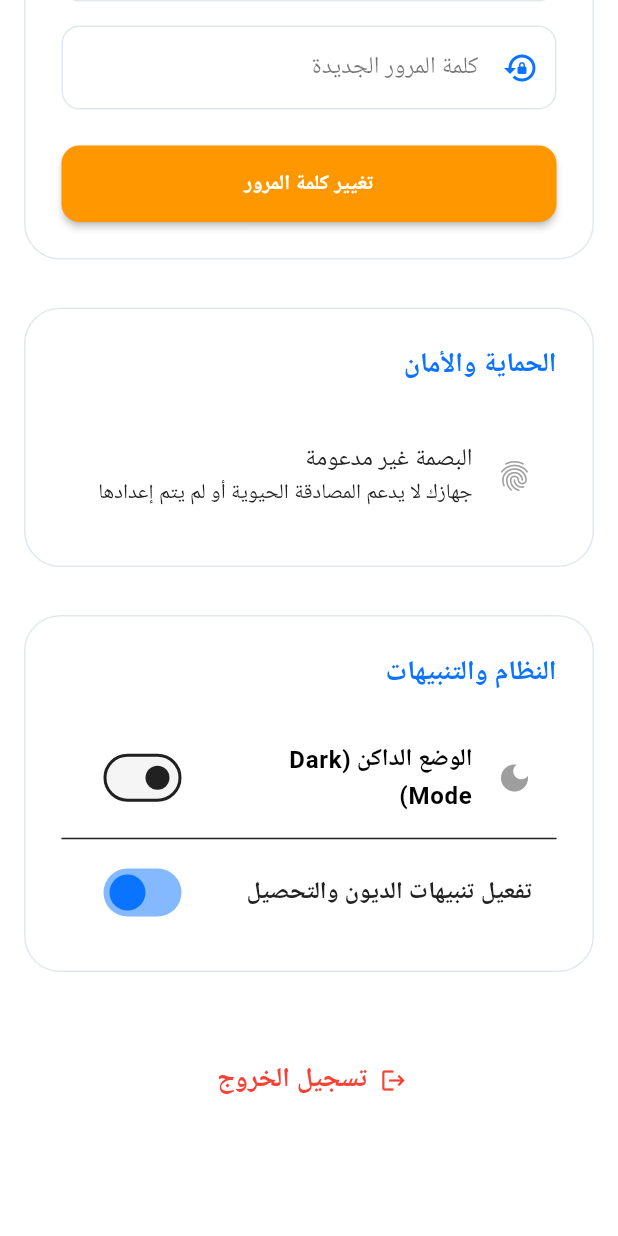
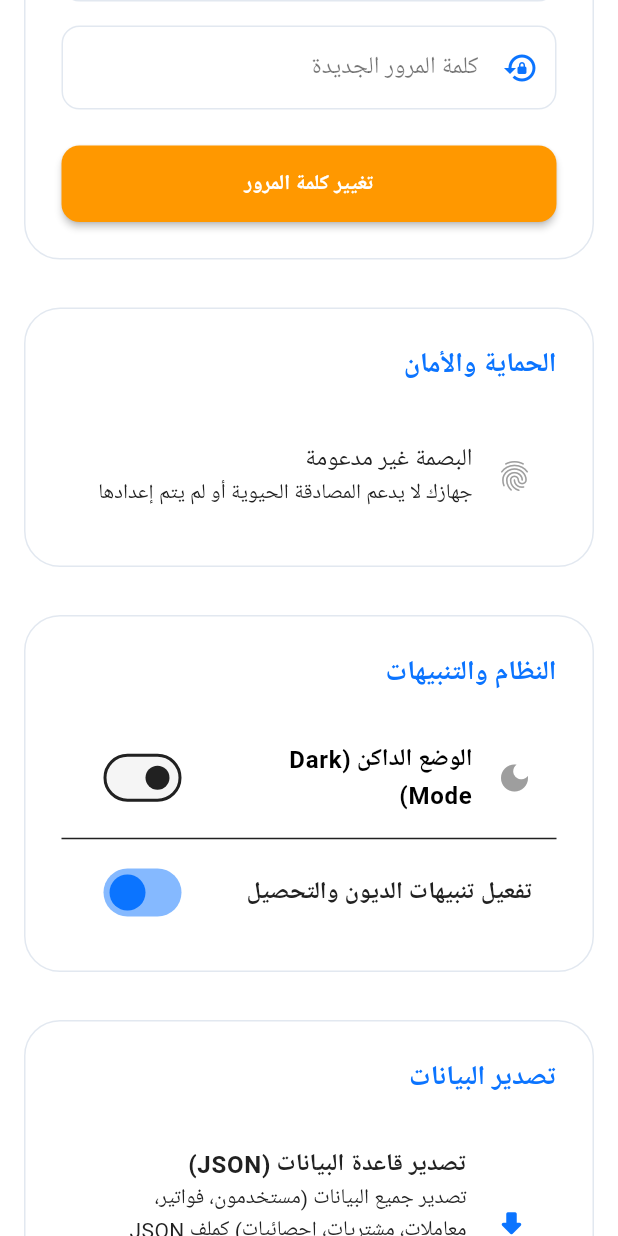
Before and after one commit to ibraheem9/Elegant-Store, a Flutter app: the SettingsScreen screen opened directly, scrolled down 550 dp, on a phone screen of 412 x 824 dp. Run offline on Flutter 3.47's test engine with Material 3 defaults, Android fonts, the phone set to English and light mode, and no system bars; our stand-ins replace dio, fl_chart, flutter_local_notifications, local_auth, share_plus, shared_preferences and 4 more; missing offline and left inert: local_auth_windows, workmanager; accounts and stored records are empty.

Commit message:
feat: add full database JSON export feature
Adds a new ExportService and a dedicated 'تصدير البيانات' section in
the Settings screen that lets any user export the entire local database
to a portable, self-contained JSON file.

ExportService (lib/services/export_service.dart):
- Exports all 7 tables in FK-dependency order:
  users → payment_methods → invoices → transactions →
  purchases → daily_statistics → edit_history
- Replaces every integer FK column with its UUID equivalent so the
  exported file is fully portable and can recreate any database
  (SQLite, MySQL, PostgreSQL, etc.) without ID-mapping issues.
- Includes a meta block with: app name, export timestamp,
  schema version, table list, and per-table record counts.
- Writes a timestamped .json file to the app documents directory
  and opens the system share sheet (share_plus) so the user can
  save to Files, email it, send via WhatsApp, etc.

Settings screen (lib/screens/settings_screen.dart):
- New 'تصدير البيانات' section with a descriptive ListTile.
- Shows a CircularProgressIndicator while export is in progress.
- Displays a success/error SnackBar after completion.
- Removed unused dart:io and dart:ui imports.

pubspec.yaml:
- Added share_plus ^10.1.4 dependency.

```diff
--- a/lib/screens/settings_screen.dart
+++ b/lib/screens/settings_screen.dart
@@ -1,13 +1,9 @@
-import 'dart:convert';
-import 'dart:io';
-import 'dart:ui' as ui;
 import 'package:flutter/material.dart';
 import 'package:provider/provider.dart';
-import 'package:path_provider/path_provider.dart';
-import 'package:file_picker/file_picker.dart';
 import 'package:shared_preferences/shared_preferences.dart';
 import '../services/database_service.dart';
 import '../services/auth_service.dart';
+import '../services/export_service.dart';
 import '../services/theme_service.dart';
 import '../services/notification_service.dart';
 import '../models/models.dart';
@@ -28,6 +24,7 @@ class _SettingsScreenState extends State<SettingsScreen> {
   bool _notificationsEnabled = true;
   bool _biometricEnabled = false;
   bool _canCheckBiometrics = false;
+  bool _isExporting = false;
   TimeOfDay _notificationTime = const TimeOfDay(hour: 10, minute: 0);
 
   @override
@@ -52,18 +49,21 @@ class _SettingsScreenState extends State<SettingsScreen> {
       String? timeStr = prefs.getString('notification_time');
       if (timeStr != null) {
         final parts = timeStr.split(':');
-        _notificationTime = TimeOfDay(hour: int.parse(parts[0]), minute: int.parse(parts[1]));
+        _notificationTime = TimeOfDay(
+            hour: int.parse(parts[0]), minute: int.parse(parts[1]));
       }
     });
   }
 
   Future<void> _updateProfile() async {
     final auth = context.read<AuthService>();
-    final success = await auth.updateProfile(_nameController.text, _usernameController.text);
+    final success = await auth.updateProfile(
+        _nameController.text, _usernameController.text);
     if (success) {
       _showSnackBar('تم تحديث الملف الشخصي بنجاح', Colors.green);
     } else {
-      _showSnackBar('فشل تحديث الملف الشخصي. تأكد من الاتصال بالإنترنت.', Colors.red);
+      _showSnackBar(
+          'فشل تحديث الملف الشخصي. تأكد من الاتصال بالإنترنت.', Colors.red);
     }
   }
 
@@ -73,20 +73,24 @@ class _SettingsScreenState extends State<SettingsScreen> {
       return;
     }
     final auth = context.read<AuthService>();
-     final success = await auth.changePassword(_currentPasswordController.text, _newPasswordController.text);
+    final success = await auth.changePassword(
+        _currentPasswordController.text, _newPasswordController.text);
     if (success) {
       _currentPasswordController.clear();
       _newPasswordController.clear();
       _showSnackBar('تم تغيير كلمة المرور بنجاح', Colors.green);
     } else {
-       _showSnackBar('فشل تغيير كلمة المرور. تأكد من كلمة المرور الحالية والاتصال.', Colors.red);
+      _showSnackBar(
+          'فشل تغيير كلمة المرور. تأكد من كلمة المرور الحالية والاتصال.',
+          Colors.red);
     }
   }
 
   Future<void> _saveNotificationSettings(bool enabled) async {
     final prefs = await SharedPreferences.getInstance();
     await prefs.setBool('notifications_enabled', enabled);
-    await prefs.setString('notification_time', "${_notificationTime.hour}:${_notificationTime.minute}");
+    await prefs.setString('notification_time',
+        "${_notificationTime.hour}:${_notificationTime.minute}");
     setState(() => _notificationsEnabled = enabled);
 
     if (enabled) {
@@ -103,7 +107,8 @@ class _SettingsScreenState extends State<SettingsScreen> {
         setState(() => _biometricEnabled = true);
         _showSnackBar('تم تفعيل الدخول بالبصمة بنجاح', Colors.green);
       } else {
-         _showSnackBar('فشل التحقق من البصمة. يرجى تسجيل الدخول أولاً.', Colors.red);
+        _showSnackBar(
+            'فشل التحقق من البصمة. يرجى تسجيل الدخول أولاً.', Colors.red);
       }
     } else {
       await auth.setBiometricEnabled(false);
@@ -111,9 +116,39 @@ class _SettingsScreenState extends State<SettingsScreen> {
     }
   }
 
+  // ─────────────────────────────────────────────────────────────────────────
+  // EXPORT
+  // ─────────────────────────────────────────────────────────────────────────
+
+  Future<void> _exportData() async {
+    setState(() => _isExporting = true);
+    try {
+      final db = context.read<DatabaseService>();
+      final exportService = ExportService(db);
+      final filePath = await exportService.exportAndShare();
+      if (mounted) {
+        _showSnackBar(
+          'تم تصدير البيانات بنجاح ✓',
+          Colors.green,
+        );
+      }
+    } catch (e) {
+      if (mounted) {
+        _showSnackBar('فشل التصدير: $e', Colors.red);
+      }
+    } finally {
+      if (mounted) setState(() => _isExporting = false);
+    }
+  }
+
   void _showSnackBar(String msg, Color color) {
-    ScaffoldMessenger.of(context).showSnackBar(SnackBar(content: Text(msg), backgroundColor: color));
+    ScaffoldMessenger.of(context)
+        .showSnackBar(SnackBar(content: Text(msg), backgroundColor: color));
   }
+
+  // ─────────────────────────────────────────────────────────────────────────
+  // BUILD
+  // ─────────────────────────────────────────────────────────────────────────
 
   @override
   Widget build(BuildContext context) {
@@ -135,15 +170,20 @@ class _SettingsScreenState extends State<SettingsScreen> {
               style: TextStyle(
                 fontSize: isMobile ? 24 : 32,
                 fontWeight: FontWeight.w900,
-                color: isDark ? const Color(0xFFDCEFFF) : const Color(0xFF0F172A)
-              )
+                color: isDark
+                    ? const Color(0xFFDCEFFF)
+                    : const Color(0xFF0F172A),
+              ),
             ),
             const SizedBox(height: 32),
 
+            // ── Profile ───────────────────────────────────────────────────
             _buildSection('الملف الشخصي', isDark, [
               _buildResponsiveInputs(isMobile, isDark, [
-                _buildTextField('الاسم الكامل', _nameController, Icons.person, isDark),
-                _buildTextField('اسم المستخدم', _usernameController, Icons.alternate_email, isDark),
+                _buildTextField('الاسم الكامل', _nameController,
+                    Icons.person, isDark),
+                _buildTextField('اسم المستخدم', _usernameController,
+                    Icons.alternate_email, isDark),
               ]),
               const SizedBox(height: 24),
               SizedBox(
@@ -153,18 +193,28 @@ class _SettingsScreenState extends State<SettingsScreen> {
                   style: ElevatedButton.styleFrom(
                     backgroundColor: const Color(0xFF0B74FF),
                     padding: const EdgeInsets.symmetric(vertical: 16),
-                    shape: RoundedRectangleBorder(borderRadius: BorderRadius.circular(12))
+                    shape: RoundedRectangleBorder(
+                        borderRadius: BorderRadius.circular(12)),
                   ),
-                  child: const Text('تحديث البيانات', style: TextStyle(color: Colors.white, fontWeight: FontWeight.bold)),
+                  child: const Text('تحديث البيانات',
+                      style: TextStyle(
+                          color: Colors.white,
+                          fontWeight: FontWeight.bold)),
                 ),
               ),
             ]),
 
             const SizedBox(height: 32),
+
+            // ── Change Password ───────────────────────────────────────────
             _buildSection('تغيير كلمة المرور', isDark, [
               _buildResponsiveInputs(isMobile, isDark, [
-                _buildTextField('كلمة المرور الحالية', _currentPasswordController, Icons.lock_outline, isDark, obscure: true),
-                _buildTextField('كلمة المرور الجديدة', _newPasswordController, Icons.lock_reset, isDark, obscure: true),
+                _buildTextField('كلمة المرور الحالية',
+                    _currentPasswordController, Icons.lock_outline, isDark,
+                    obscure: true),
+                _buildTextField('كلمة المرور الجديدة',
+                    _newPasswordController, Icons.lock_reset, isDark,
+                    obscure: true),
               ]),
               const SizedBox(height: 24),
               SizedBox(
@@ -174,61 +224,109 @@ class _SettingsScreenState extends State<SettingsScreen> {
                   style: ElevatedButton.styleFrom(
                     backgroundColor: Colors.orange,
                     padding: const EdgeInsets.symmetric(vertical: 16),
-                    shape: RoundedRectangleBorder(borderRadius: BorderRadius.circular(12))
+                    shape: RoundedRectangleBorder(
+                        borderRadius: BorderRadius.circular(12)),
                   ),
-                  child: const Text('تغيير كلمة المرور', style: TextStyle(color: Colors.white, fontWeight: FontWeight.bold)),
+                  child: const Text('تغيير كلمة المرور',
+                      style: TextStyle(
+                          color: Colors.white,
+                          fontWeight: FontWeight.bold)),
                 ),
               ),
             ]),
 
             const SizedBox(height: 32),
+
+            // ── Security ──────────────────────────────────────────────────
             _buildSection('الحماية والأمان', isDark, [
               if (_canCheckBiometrics)
                 SwitchListTile(
-                  title: const Text('تفعيل الدخول ببصمة الإصبع', style: TextStyle(fontWeight: FontWeight.bold)),
-                  subtitle: const Text('استخدم البصمة لتسجيل الدخول السريع بدلاً من كلمة المرور'),
+                  title: const Text('تفعيل الدخول ببصمة الإصبع',
+                      style: TextStyle(fontWeight: FontWeight.bold)),
+                  subtitle: const Text(
+                      'استخدم البصمة لتسجيل الدخول السريع بدلاً من كلمة المرور'),
                   value: _biometricEnabled,
                   onChanged: _toggleBiometric,
                   activeColor: Colors.green,
-                  secondary: const Icon(Icons.fingerprint, color: Colors.green),
+                  secondary:
+                      const Icon(Icons.fingerprint, color: Colors.green),
                 )
               else
                 const ListTile(
                   title: Text('البصمة غير مدعومة'),
-                   subtitle: Text('جهازك لا يدعم المصادقة الحيوية أو لم يتم إعدادها'),
+                  subtitle: Text(
+                      'جهازك لا يدعم المصادقة الحيوية أو لم يتم إعدادها'),
                   leading: Icon(Icons.fingerprint, color: Colors.grey),
                 ),
             ]),
 
             const SizedBox(height: 32),
+
+            // ── System & Notifications ────────────────────────────────────
             _buildSection('النظام والتنبيهات', isDark, [
               SwitchListTile(
                 title: Text(
                   'الوضع الداكن (Dark Mode)',
-                  style: TextStyle(fontWeight: FontWeight.bold, color: isDark ? Colors.white : Colors.black)
+                  style: TextStyle(
+                      fontWeight: FontWeight.bold,
+                      color: isDark ? Colors.white : Colors.black),
                 ),
                 value: isDark,
                 onChanged: (val) => themeNotifier.toggleTheme(val),
-                secondary: Icon(Icons.dark_mode, color: isDark ? const Color(0xFF00E5FF) : Colors.grey),
+                secondary: Icon(Icons.dark_mode,
+                    color: isDark
+                        ? const Color(0xFF00E5FF)
+                        : Colors.grey),
               ),
               const Divider(),
               SwitchListTile(
-                title: const Text('تفعيل تنبيهات الديون والتحصيل', style: TextStyle(fontWeight: FontWeight.bold)),
+                title: const Text('تفعيل تنبيهات الديون والتحصيل',
+                    style: TextStyle(fontWeight: FontWeight.bold)),
                 value: _notificationsEnabled,
                 onChanged: _saveNotificationSettings,
                 activeColor: const Color(0xFF0B74FF),
               ),
             ]),
 
+            const SizedBox(height: 32),
+
+            // ── Data Export ───────────────────────────────────────────────
+            _buildSection('تصدير البيانات', isDark, [
+              ListTile(
+                leading: _isExporting
+                    ? const SizedBox(
+                        width: 24,
+                        height: 24,
+                        child: CircularProgressIndicator(strokeWidth: 2),
+                      )
+                    : const Icon(Icons.download_rounded,
+                        color: Color(0xFF0B74FF), size: 28),
+                title: const Text(
+                  'تصدير قاعدة البيانات (JSON)',
+                  style: TextStyle(fontWeight: FontWeight.bold),
+                ),
+                subtitle: const Text(
+                  'تصدير جميع البيانات (مستخدمون، فواتير، معاملات، مشتريات، إحصائيات) كملف JSON مترابط يمكن استخدامه لاستعادة أي قاعدة بيانات.',
+                ),
+                onTap: _isExporting ? null : _exportData,
+              ),
+            ]),
+
+            // ── Developer Tools ───────────────────────────────────────────
             if (auth.isDeveloper()) ...[
               const SizedBox(height: 32),
               _buildSection('إدارة متقدمة (للمطور)', isDark, [
                 ListTile(
-                  title: const Text('إعادة ضبط حالة المزامنة', style: TextStyle(fontWeight: FontWeight.bold)),
-                  leading: const Icon(Icons.sync_problem, color: Colors.blue),
+                  title: const Text('إعادة ضبط حالة المزامنة',
+                      style: TextStyle(fontWeight: FontWeight.bold)),
+                  leading:
+                      const Icon(Icons.sync_problem, color: Colors.blue),
                   onTap: () async {
-                    await context.read<DatabaseService>().resetSyncStatus();
-                    _showSnackBar('تمت إعادة ضبط المزامنة', Colors.blue);
+                    await context
+                        .read<DatabaseService>()
+                        .resetSyncStatus();
+                    _showSnackBar(
+                        'تمت إعادة ضبط المزامنة', Colors.blue);
                   },
                 ),
               ]),
@@ -239,7 +337,11 @@ class _SettingsScreenState extends State<SettingsScreen> {
               child: TextButton.icon(
                 onPressed: () => auth.logout(),
                 icon: const Icon(Icons.logout, color: Colors.red),
-                label: const Text('تسجيل الخروج', style: TextStyle(color: Colors.red, fontWeight: FontWeight.bold, fontSize: 18)),
+                label: const Text('تسجيل الخروج',
+                    style: TextStyle(
+                        color: Colors.red,
+                        fontWeight: FontWeight.bold,
+                        fontSize: 18)),
               ),
             ),
             const SizedBox(height: 64),
@@ -249,31 +351,51 @@ class _SettingsScreenState extends State<SettingsScreen> {
     );
   }
 
-  Widget _buildResponsiveInputs(bool isMobile, bool isDark, List<Widget> children) {
+  // ─────────────────────────────────────────────────────────────────────────
+  // HELPERS
+  // ─────────────────────────────────────────────────────────────────────────
+
+  Widget _buildResponsiveInputs(
+      bool isMobile, bool isDark, List<Widget> children) {
     if (isMobile) {
       return Column(
-        children: children.expand((w) => [w, const SizedBox(height: 16)]).toList()..removeLast(),
+        children: children
+            .expand((w) => [w, const SizedBox(height: 16)])
+            .toList()
+          ..removeLast(),
       );
     }
     return Row(
       crossAxisAlignment: CrossAxisAlignment.start,
-      children: children.expand((w) => [Expanded(child: w), const SizedBox(width: 16)]).toList()..removeLast(),
+      children: children
+          .expand(
+              (w) => [Expanded(child: w), const SizedBox(width: 16)])
+          .toList()
+        ..removeLast(),
     );
   }
 
-  Widget _buildSection(String title, bool isDark, List<Widget> children) {
+  Widget _buildSection(
+      String title, bool isDark, List<Widget> children) {
     return Container(
       width: double.infinity,
       padding: const EdgeInsets.all(24),
       decoration: BoxDecoration(
         color: isDark ? const Color(0xFF0F172A) : Colors.white,
         borderRadius: BorderRadius.circular(24),
-        border: Border.all(color: isDark ? const Color(0xFF1E293B) : const Color(0xFFE2E8F0))
+        border: Border.all(
+            color: isDark
+                ? const Color(0xFF1E293B)
+                : const Color(0xFFE2E8F0)),
       ),
       child: Column(
         crossAxisAlignment: CrossAxisAlignment.start,
         children: [
-          Text(title, style: const TextStyle(fontSize: 18, fontWeight: FontWeight.bold, color: Color(0xFF0B74FF))),
+          Text(title,
+              style: const TextStyle(
+                  fontSize: 18,
+                  fontWeight: FontWeight.bold,
+                  color: Color(0xFF0B74FF))),
           const SizedBox(height: 24),
           ...children,
         ],
@@ -281,21 +403,29 @@ class _SettingsScreenState extends State<SettingsScreen> {
     );
   }
 
-  Widget _buildTextField(String label, TextEditingController controller, IconData icon, bool isDark, {bool obscure = false}) {
+  Widget _buildTextField(String label, TextEditingController controller,
+      IconData icon, bool isDark,
+      {bool obscure = false}) {
     return TextField(
       controller: controller,
       obscureText: obscure,
       style: TextStyle(color: isDark ? Colors.white : Colors.black),
       decoration: InputDecoration(
         labelText: label,
-        labelStyle: TextStyle(color: isDark ? Colors.grey : Colors.black54),
+        labelStyle:
+            TextStyle(color: isDark ? Colors.grey : Colors.black54),
         prefixIcon: Icon(icon, color: const Color(0xFF0B74FF)),
         filled: true,
-        fillColor: isDark ? const Color(0xFF071028) : Colors.transparent,
-        border: OutlineInputBorder(borderRadius: BorderRadius.circular(12)),
+        fillColor:
+            isDark ? const Color(0xFF071028) : Colors.transparent,
+        border:
+            OutlineInputBorder(borderRadius: BorderRadius.circular(12)),
         enabledBorder: OutlineInputBorder(
           borderRadius: BorderRadius.circular(12),
-          borderSide: BorderSide(color: isDark ? const Color(0xFF1E293B) : const Color(0xFFE2E8F0)),
+          borderSide: BorderSide(
+              color: isDark
+                  ? const Color(0xFF1E293B)
+                  : const Color(0xFFE2E8F0)),
         ),
       ),
     );
--- a/pubspec.yaml
+++ b/pubspec.yaml
@@ -29,6 +29,7 @@ dependencies:
   uuid: ^4.5.1
   dio: ^5.7.0
   workmanager: 0.9.0+3
+  share_plus: ^10.1.4
 
 dev_dependencies:
   flutter_test:
```
Also changed, not shown: lib/services/export_service.dart (added, +232 -0 lines). Lines whose indentation alone changed are shown as unchanged.
